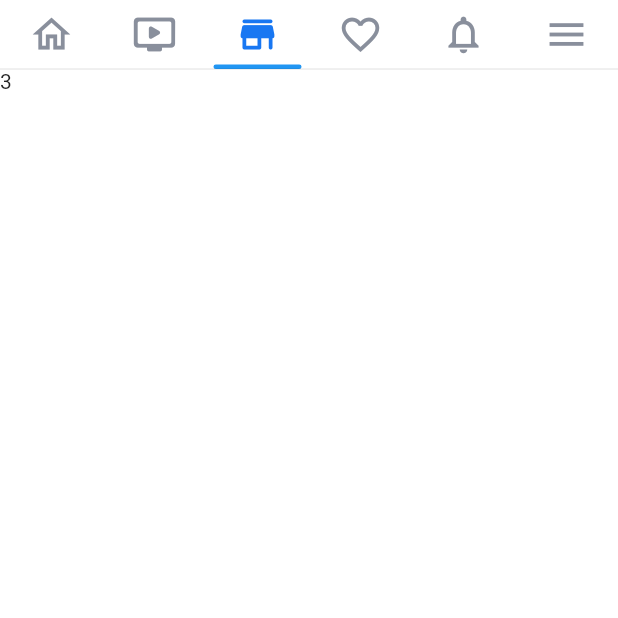
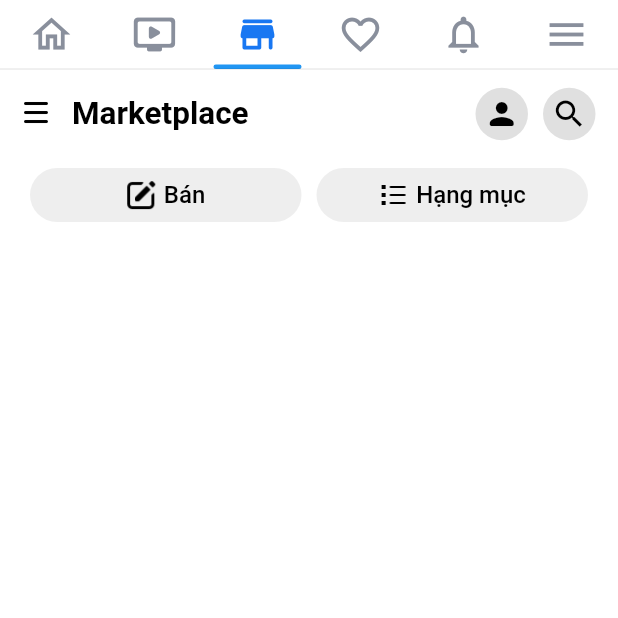
Before and after one commit to Dat-TG/facebook-clone-flutter, a Flutter app: the screen it shows after launch, tab 3 chosen, on a phone screen of 412 x 824 dp, the top half of it. Run offline on Flutter 3.47's test engine with Material 2 defaults, Android fonts, the phone set to English and light mode, and no system bars; our stand-ins replace video_player.

Commit message:
marketplace top bar

```diff
--- a/lib/features/home/screens/home_screen.dart
+++ b/lib/features/home/screens/home_screen.dart
@@ -1,6 +1,7 @@
 import 'package:facebook/constants/global_variables.dart';
 import 'package:facebook/features/dating/screens/dating_screen.dart';
 import 'package:facebook/features/home/widgets/home_app_bar.dart';
+import 'package:facebook/features/market_place/screens/market_place_screen.dart';
 import 'package:facebook/features/menu/screens/menu_screen.dart';
 import 'package:facebook/features/news-feed/screen/news_feed_screen.dart';
 import 'package:facebook/features/notifications/screens/notifications_screen.dart';
@@ -24,7 +25,7 @@ class _HomeScreenState extends State<HomeScreen> {
     const WatchScreen(
       key: Key('watch-screen'),
     ),
-    const Text('3'),
+    const MarketPlaceScreen(),
     const DatingScreen(
       key: Key('dating-screen'),
     ),
@@ -101,7 +102,7 @@ class _HomeScreenState extends State<HomeScreen> {
                                               ? GlobalVariables.secondaryColor
                                               : GlobalVariables.iconColor,
                                           size: 30,
-                                          grade: 10,
+                                          weight: 0.2,
                                         ),
                                       ),
                                     ),
--- /dev/null
+++ b/lib/features/market_place/screens/market_place_screen.dart
@@ -0,0 +1,222 @@
+import 'package:flutter/material.dart';
+
+class MarketPlaceScreen extends StatefulWidget {
+  static double offset = 0;
+  const MarketPlaceScreen({super.key});
+
+  @override
+  State<MarketPlaceScreen> createState() => _MarketPlaceScreenState();
+}
+
+class _MarketPlaceScreenState extends State<MarketPlaceScreen> {
+  ScrollController scrollController =
+      ScrollController(initialScrollOffset: MarketPlaceScreen.offset);
+  ScrollController headerScrollController = ScrollController();
+
+  @override
+  void initState() {
+    super.initState();
+  }
+
+  @override
+  void dispose() {
+    scrollController.dispose();
+    headerScrollController.dispose();
+
+    super.dispose();
+  }
+
+  @override
+  Widget build(BuildContext context) {
+    scrollController.addListener(() {
+      headerScrollController.jumpTo(headerScrollController.offset +
+          scrollController.offset -
+          MarketPlaceScreen.offset);
+      MarketPlaceScreen.offset = scrollController.offset;
+    });
+    return Scaffold(
+      body: NestedScrollView(
+        controller: headerScrollController,
+        headerSliverBuilder: (context, innerBoxIsScrolled) => [
+          SliverAppBar(
+            toolbarHeight: 60,
+            titleSpacing: 0,
+            pinned: true,
+            floating: true,
+            primary: false,
+            centerTitle: true,
+            automaticallyImplyLeading: false,
+            snap: true,
+            forceElevated: innerBoxIsScrolled,
+            bottom: const PreferredSize(
+                preferredSize: Size.fromHeight(0), child: SizedBox()),
+            title: Padding(
+              padding: const EdgeInsets.only(right: 10),
+              child: Row(
+                mainAxisAlignment: MainAxisAlignment.spaceBetween,
+                crossAxisAlignment: CrossAxisAlignment.center,
+                children: [
+                  Row(
+                    children: [
+                      IconButton(
+                        splashRadius: 20,
+                        onPressed: () {},
+                        icon: const ImageIcon(
+                          AssetImage('assets/images/menu.png'),
+                          color: Colors.black,
+                          size: 50,
+                        ),
+                      ),
+                      const Text(
+                        'Marketplace',
+                        style: TextStyle(
+                          color: Colors.black,
+                          fontSize: 21,
+                          fontWeight: FontWeight.bold,
+                        ),
+                      ),
+                    ],
+                  ),
+                  Row(
+                    children: [
+                      Container(
+                        alignment: Alignment.center,
+                        width: 35,
+                        height: 35,
+                        padding: const EdgeInsets.all(0),
+                        margin: const EdgeInsets.symmetric(horizontal: 5),
+                        decoration: const BoxDecoration(
+                          shape: BoxShape.circle,
+                          color: Colors.black12,
+                        ),
+                        child: IconButton(
+                          splashRadius: 18,
+                          padding: const EdgeInsets.all(0),
+                          onPressed: () {},
+                          icon: const Icon(
+                            Icons.person_rounded,
+                            color: Colors.black,
+                            size: 24,
+                          ),
+                        ),
+                      ),
+                      Container(
+                        alignment: Alignment.center,
+                        width: 35,
+                        height: 35,
+                        padding: const EdgeInsets.all(0),
+                        margin: const EdgeInsets.symmetric(horizontal: 5),
+                        decoration: const BoxDecoration(
+                          shape: BoxShape.circle,
+                          color: Colors.black12,
+                        ),
+                        child: IconButton(
+                          splashRadius: 18,
+                          padding: const EdgeInsets.all(0),
+                          onPressed: () {},
+                          icon: const Icon(
+                            Icons.search,
+                            color: Colors.black,
+                            size: 24,
+                          ),
+                        ),
+                      ),
+                    ],
+                  ),
+                ],
+              ),
+            ),
+          )
+        ],
+        body: SingleChildScrollView(
+          controller: scrollController,
+          child: Column(
+            crossAxisAlignment: CrossAxisAlignment.center,
+            mainAxisAlignment: MainAxisAlignment.start,
+            children: [
+              Padding(
+                padding: const EdgeInsets.only(
+                  left: 20,
+                  right: 20,
+                  bottom: 20,
+                ),
+                child: Row(
+                  mainAxisAlignment: MainAxisAlignment.center,
+                  children: [
+                    Expanded(
+                      child: ElevatedButton(
+                        onPressed: () {},
+                        style: ElevatedButton.styleFrom(
+                          shape: RoundedRectangleBorder(
+                            borderRadius: BorderRadius.circular(20),
+                          ),
+                          backgroundColor: Colors.grey[200],
+                          shadowColor: Colors.transparent,
+                        ),
+                        child: Row(
+                          mainAxisAlignment: MainAxisAlignment.center,
+                          children: [
+                            Image.asset(
+                              'assets/images/edit.png',
+                              width: 20,
+                              height: 20,
+                            ),
+                            const SizedBox(
+                              width: 5,
+                            ),
+                            const Text(
+                              'Bán',
+                              style: TextStyle(
+                                fontSize: 16,
+                                color: Colors.black,
+                              ),
+                            )
+                          ],
+                        ),
+                      ),
+                    ),
+                    const SizedBox(
+                      width: 10,
+                    ),
+                    Expanded(
+                      child: ElevatedButton(
+                        onPressed: () {},
+                        style: ElevatedButton.styleFrom(
+                          shape: RoundedRectangleBorder(
+                            borderRadius: BorderRadius.circular(20),
+                          ),
+                          backgroundColor: Colors.grey[200],
+                          shadowColor: Colors.transparent,
+                        ),
+                        child: Row(
+                          mainAxisAlignment: MainAxisAlignment.center,
+                          children: [
+                            Image.asset(
+                              'assets/images/list.png',
+                              width: 20,
+                              height: 20,
+                            ),
+                            const SizedBox(
+                              width: 5,
+                            ),
+                            const Text(
+                              'Hạng mục',
+                              style: TextStyle(
+                                fontSize: 16,
+                                color: Colors.black,
+                              ),
+                            )
+                          ],
+                        ),
+                      ),
+                    ),
+                  ],
+                ),
+              )
+            ],
+          ),
+        ),
+      ),
+    );
+  }
+}
```
Also changed, not shown: assets/images/edit.png (added), assets/images/list.png (added).
